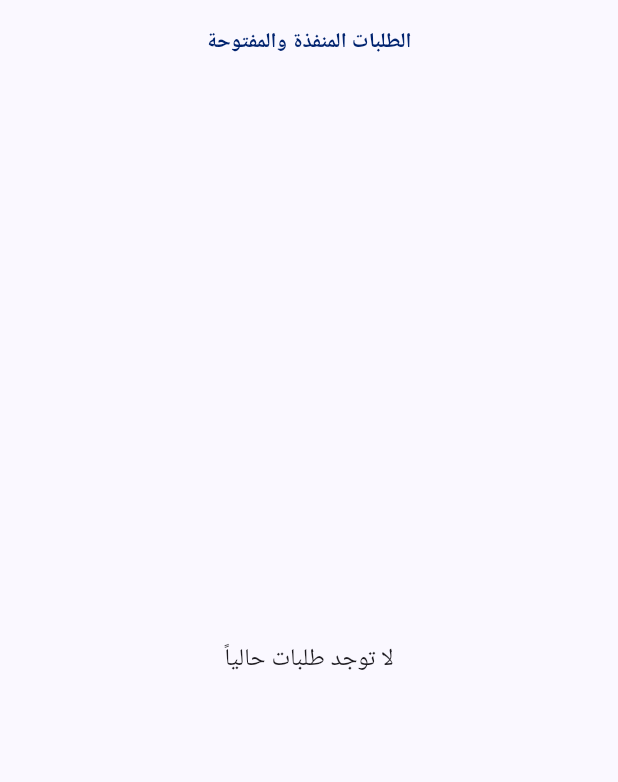
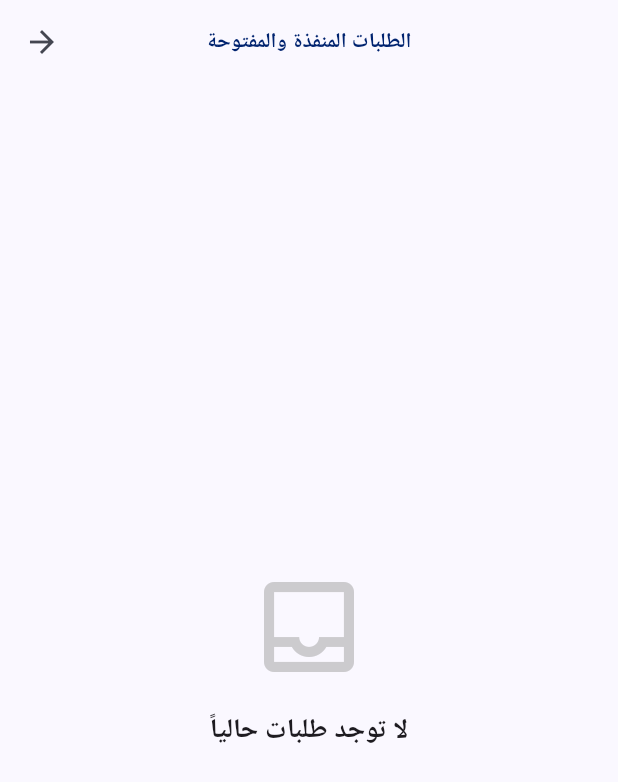
Before and after one commit to marerwis/Shamel, a Flutter app: the OrdersScreen screen opened by its route, on a phone screen of 412 x 824 dp. Shown: the top 782 px of the screen. Run offline on Flutter 3.47's test engine with Material 3 defaults, Android fonts, the phone set to English and light mode, and no system bars; our stand-ins replace firebase_core, firebase_messaging, flutter_animate, flutter_riverpod, go_router, google_fonts and 3 more; accounts and stored records are empty; network calls fail.

Commit message:
UI Polish: Add back buttons and empty states

```diff
--- a/shamel_app/lib/features/orders/screens/orders_screen.dart
+++ b/shamel_app/lib/features/orders/screens/orders_screen.dart
@@ -14,12 +14,29 @@ class OrdersScreen extends ConsumerWidget {
 
     return Scaffold(
       appBar: AppBar(
+        leading: IconButton(
+          icon: const Icon(Icons.arrow_forward),
+          onPressed: () {
+            if (context.canPop()) {
+              context.pop();
+            }
+          },
+        ),
         title: const Text('الطلبات المنفذة والمفتوحة'),
       ),
       body: ordersStream.when(
         data: (orders) {
           if (orders.isEmpty) {
-            return const Center(child: Text('لا توجد طلبات حالياً'));
+            return Center(
+              child: Column(
+                mainAxisAlignment: MainAxisAlignment.center,
+                children: [
+                  Icon(Icons.inbox_outlined, size: 80, color: Colors.grey.withOpacity(0.5)),
+                  const SizedBox(height: 16),
+                  const Text('لا توجد طلبات حالياً', style: TextStyle(fontSize: 18, fontWeight: FontWeight.bold)),
+                ],
+              ),
+            );
           }
           return ListView.builder(
             padding: const EdgeInsets.all(16),
```
Also changed, not shown: shamel_app/lib/features/categories/screens/services_screen.dart (+8 -0 lines), shamel_app/lib/features/orders/screens/my_orders_screen.dart (+23 -1 lines), shamel_app/lib/features/requests/screens/provider_accept_request_screen.dart (+8 -0 lines).
